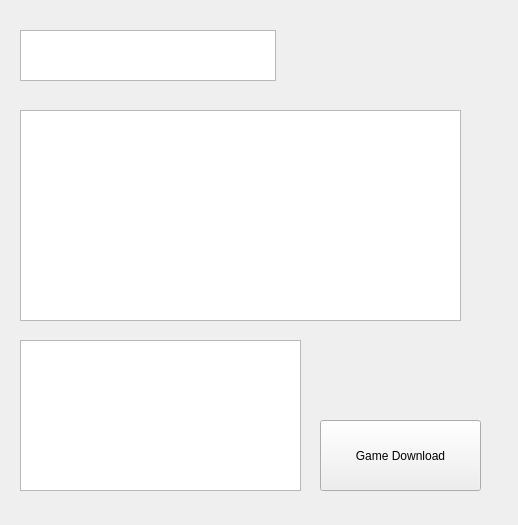
The window that Just-Game-app/gameform.ui (rinha7/Just-Game-app) describes before a commit, drawn with Qt 5.
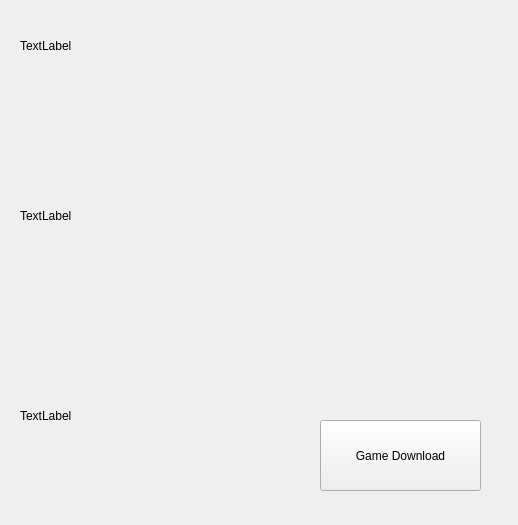
The same window after the commit.

Commit message: stylesheet 수정 및 MainPage Ui 변경

```diff
--- a/Just-Game-app/gameform.ui
+++ b/Just-Game-app/gameform.ui
@@ -13,57 +13,6 @@
   <property name="windowTitle">
    <string>Form</string>
   </property>
-  <widget class="QTextBrowser" name="gamename">
-   <property name="geometry">
-    <rect>
-     <x>20</x>
-     <y>30</y>
-     <width>256</width>
-     <height>51</height>
-    </rect>
-   </property>
-   <property name="html">
-    <string>&lt;!DOCTYPE HTML PUBLIC &quot;-//W3C//DTD HTML 4.0//EN&quot; &quot;http://www.w3.org/TR/REC-html40/strict.dtd&quot;&gt;
-&lt;html&gt;&lt;head&gt;&lt;meta name=&quot;qrichtext&quot; content=&quot;1&quot; /&gt;&lt;style type=&quot;text/css&quot;&gt;
-p, li { white-space: pre-wrap; }
-&lt;/style&gt;&lt;/head&gt;&lt;body style=&quot; font-family:'Noto Sans'; font-size:9pt; font-weight:400; font-style:normal;&quot;&gt;
-&lt;p style=&quot;-qt-paragraph-type:empty; margin-top:0px; margin-bottom:0px; margin-left:0px; margin-right:0px; -qt-block-indent:0; text-indent:0px;&quot;&gt;&lt;br /&gt;&lt;/p&gt;&lt;/body&gt;&lt;/html&gt;</string>
-   </property>
-  </widget>
-  <widget class="QTextBrowser" name="gamedescription">
-   <property name="geometry">
-    <rect>
-     <x>20</x>
-     <y>110</y>
-     <width>441</width>
-     <height>211</height>
-    </rect>
-   </property>
-   <property name="html">
-    <string>&lt;!DOCTYPE HTML PUBLIC &quot;-//W3C//DTD HTML 4.0//EN&quot; &quot;http://www.w3.org/TR/REC-html40/strict.dtd&quot;&gt;
-&lt;html&gt;&lt;head&gt;&lt;meta name=&quot;qrichtext&quot; content=&quot;1&quot; /&gt;&lt;style type=&quot;text/css&quot;&gt;
-p, li { white-space: pre-wrap; }
-&lt;/style&gt;&lt;/head&gt;&lt;body style=&quot; font-family:'Noto Sans'; font-size:9pt; font-weight:400; font-style:normal;&quot;&gt;
-&lt;p style=&quot;-qt-paragraph-type:empty; margin-top:0px; margin-bottom:0px; margin-left:0px; margin-right:0px; -qt-block-indent:0; text-indent:0px;&quot;&gt;&lt;br /&gt;&lt;/p&gt;&lt;/body&gt;&lt;/html&gt;</string>
-   </property>
-  </widget>
-  <widget class="QTextBrowser" name="gamelog">
-   <property name="geometry">
-    <rect>
-     <x>20</x>
-     <y>340</y>
-     <width>281</width>
-     <height>151</height>
-    </rect>
-   </property>
-   <property name="html">
-    <string>&lt;!DOCTYPE HTML PUBLIC &quot;-//W3C//DTD HTML 4.0//EN&quot; &quot;http://www.w3.org/TR/REC-html40/strict.dtd&quot;&gt;
-&lt;html&gt;&lt;head&gt;&lt;meta name=&quot;qrichtext&quot; content=&quot;1&quot; /&gt;&lt;style type=&quot;text/css&quot;&gt;
-p, li { white-space: pre-wrap; }
-&lt;/style&gt;&lt;/head&gt;&lt;body style=&quot; font-family:'Noto Sans'; font-size:9pt; font-weight:400; font-style:normal;&quot;&gt;
-&lt;p style=&quot;-qt-paragraph-type:empty; margin-top:0px; margin-bottom:0px; margin-left:0px; margin-right:0px; -qt-block-indent:0; text-indent:0px;&quot;&gt;&lt;br /&gt;&lt;/p&gt;&lt;/body&gt;&lt;/html&gt;</string>
-   </property>
-  </widget>
   <widget class="QPushButton" name="gamedown">
    <property name="geometry">
     <rect>
@@ -77,6 +26,45 @@
     <string>Game Download</string>
    </property>
   </widget>
+  <widget class="QLabel" name="gamename">
+   <property name="geometry">
+    <rect>
+     <x>20</x>
+     <y>20</y>
+     <width>291</width>
+     <height>51</height>
+    </rect>
+   </property>
+   <property name="text">
+    <string>TextLabel</string>
+   </property>
+  </widget>
+  <widget class="QLabel" name="gamedescription">
+   <property name="geometry">
+    <rect>
+     <x>20</x>
+     <y>100</y>
+     <width>431</width>
+     <height>231</height>
+    </rect>
+   </property>
+   <property name="text">
+    <string>TextLabel</string>
+   </property>
+  </widget>
+  <widget class="QLabel" name="gamelog">
+   <property name="geometry">
+    <rect>
+     <x>20</x>
+     <y>390</y>
+     <width>241</width>
+     <height>51</height>
+    </rect>
+   </property>
+   <property name="text">
+    <string>TextLabel</string>
+   </property>
+  </widget>
  </widget>
  <resources/>
  <connections/>
```
The commit also changes 4 other files.
